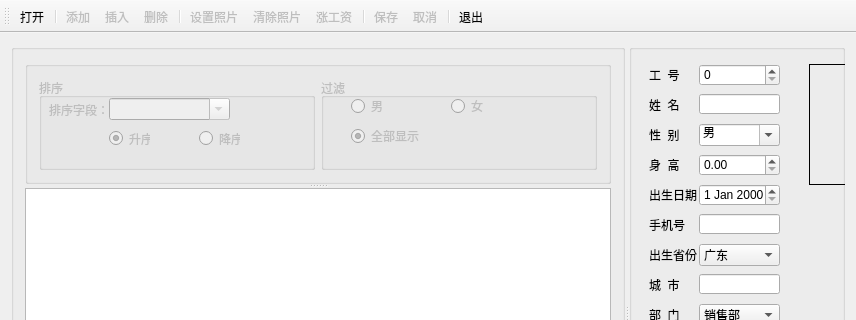
Qt form QSqlTableModelDemo/QSqlTableModelDemo.ui (MarkChen16/QtDemo) before a commit; both pictures show x 0 to 856 and y 0 to 320 of the 856 by 595 pixel window.
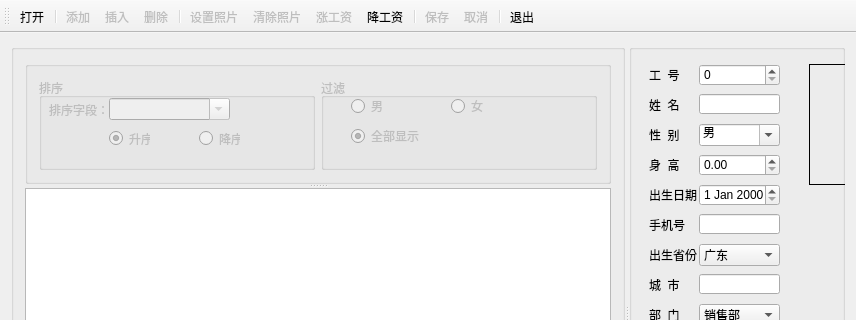
The same form after that commit. Icons and pictures are not drawn.

```diff
--- a/QSqlTableModelDemo/QSqlTableModelDemo.ui
+++ b/QSqlTableModelDemo/QSqlTableModelDemo.ui
@@ -711,6 +711,7 @@
    <addaction name="actSetImage"/>
    <addaction name="actClearImage"/>
    <addaction name="actAddSalary"/>
+   <addaction name="actCutSalary"/>
    <addaction name="separator"/>
    <addaction name="actSave"/>
    <addaction name="actCancel"/>
@@ -831,6 +832,15 @@
     <string>退出</string>
    </property>
   </action>
+  <action name="actCutSalary">
+   <property name="icon">
+    <iconset resource="QSqlTableModelDemo.qrc">
+     <normaloff>:/QSqlTabelModelDemo/Resources/TASKDECL.ICO</normaloff>:/QSqlTabelModelDemo/Resources/TASKDECL.ICO</iconset>
+   </property>
+   <property name="text">
+    <string>降工资</string>
+   </property>
+  </action>
  </widget>
  <layoutdefault spacing="6" margin="11"/>
  <resources>
```
